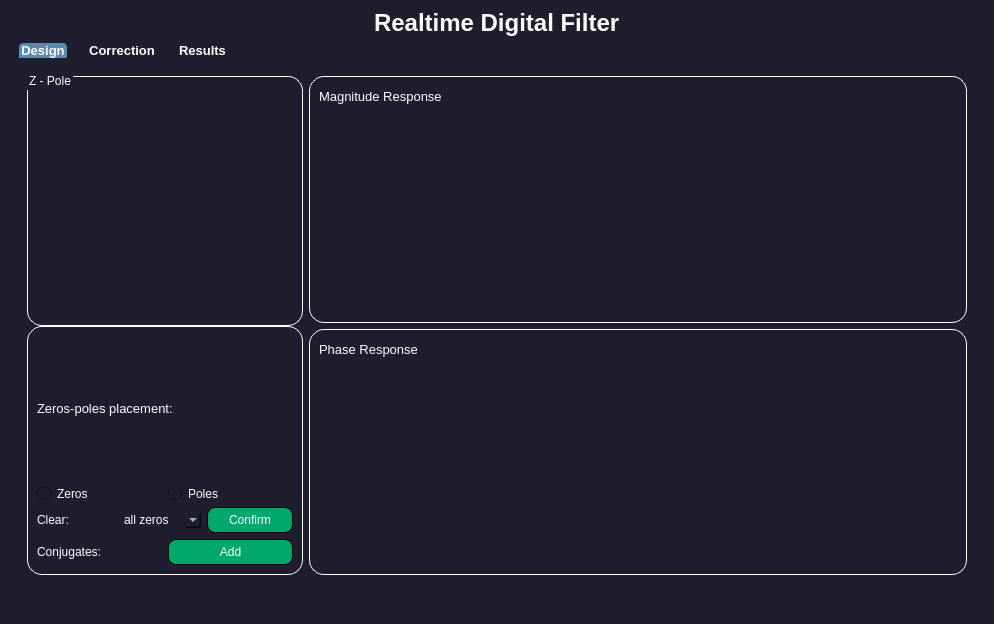
Above: GUI.ui from tahaaa22/Realtime-filter before the change. Below: the same form after it.
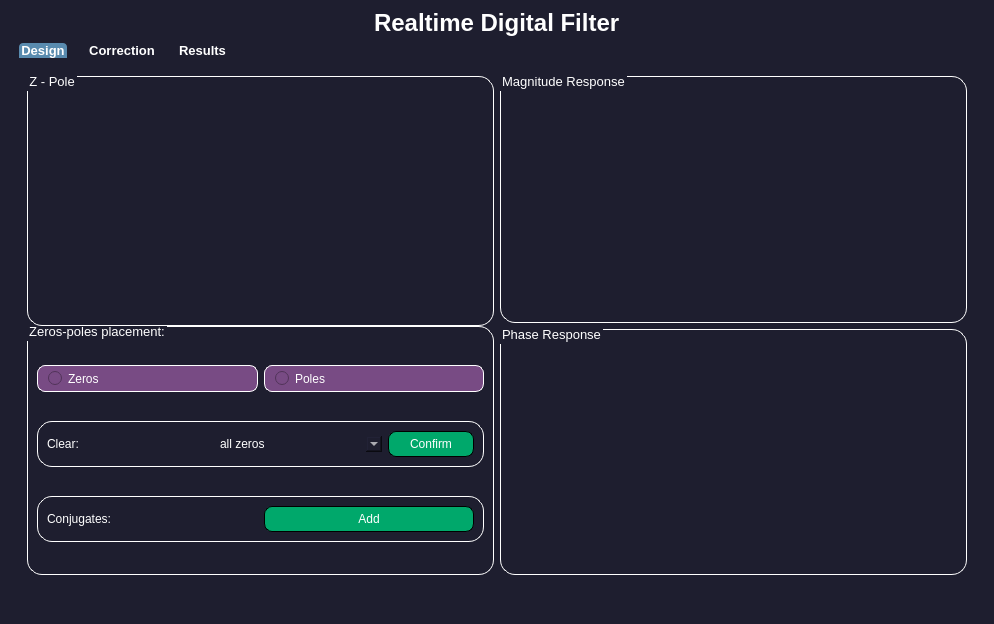
That is the form after the change. The open tabs and pages were chosen to show the change. Icons and pictures are not drawn. Custom widgets are drawn as their Qt base class.

The edit to the form file:
```diff
--- a/GUI.ui
+++ b/GUI.ui
@@ -562,6 +562,11 @@
                  <height>16777215</height>
                 </size>
                </property>
+               <property name="font">
+                <font>
+                 <pointsize>10</pointsize>
+                </font>
+               </property>
                <property name="styleSheet">
                 <string notr="true">QGroupBox {
 background-color: #1e1e2f;
@@ -632,10 +637,15 @@
                </property>
                <property name="maximumSize">
                 <size>
-                 <width>16777213</width>
+                 <width>800</width>
                  <height>16777215</height>
                 </size>
                </property>
+               <property name="font">
+                <font>
+                 <pointsize>10</pointsize>
+                </font>
+               </property>
                <property name="styleSheet">
                 <string notr="true">QGroupBox {
 background-color: #1e1e2f;
@@ -650,23 +660,43 @@
     color: rgb(255, 255, 255);
 }</string>
                </property>
-               <layout class="QGridLayout" name="gridLayout_9">
-                <item row="0" column="0">
-                 <widget class="QLabel" name="label_5">
-                  <property name="font">
-                   <font>
-                    <pointsize>10</pointsize>
-                   </font>
-                  </property>
-                  <property name="text">
+               <property name="title">
                    <string>Zeros-poles placement:</string>
                   </property>
-                 </widget>
+               <layout class="QGridLayout" name="gridLayout_9">
+                <item row="0" column="0">
+                 <layout class="QHBoxLayout" name="horizontalLayout_6">
+                  <item>
+                   <spacer name="horizontalSpacer_12">
+                    <property name="orientation">
+                     <enum>Qt::Horizontal</enum>
+                    </property>
+                    <property name="sizeType">
+                     <enum>QSizePolicy::Maximum</enum>
+                    </property>
+                    <property name="sizeHint" stdset="0">
+                     <size>
+                      <width>40</width>
+                      <height>6</height>
+                     </size>
+                    </property>
+                   </spacer>
+                  </item>
+                 </layout>
                 </item>
                 <item row="1" column="0">
                  <layout class="QHBoxLayout" name="horizontalLayout_5">
                   <item>
                    <widget class="QRadioButton" name="zeros_radioButton">
+                    <property name="styleSheet">
+                     <string notr="true">background-color: #784B84;
+      color: white;
+      border: none;
+      padding: 5px 10px;
+     border: 1.2px solid white;
+border-style: outset;
+border-radius: 8px;</string>
+                    </property>
                     <property name="text">
                      <string>Zeros</string>
                     </property>
@@ -674,6 +704,15 @@
                   </item>
                   <item>
                    <widget class="QRadioButton" name="pole_radioButton">
+                    <property name="styleSheet">
+                     <string notr="true">background-color: #784B84;
+      color: white;
+      border: none;
+      padding: 5px 10px;
+     border: 1.2px solid white;
+border-style: outset;
+border-radius: 8px;</string>
+                    </property>
                     <property name="text">
                      <string>Poles</string>
                     </property>
@@ -682,6 +721,25 @@
                  </layout>
                 </item>
                 <item row="2" column="0">
+                 <widget class="QGroupBox" name="">
+                  <property name="sizePolicy">
+                   <sizepolicy hsizetype="Preferred" vsizetype="Fixed">
+                    <horstretch>0</horstretch>
+                    <verstretch>0</verstretch>
+                   </sizepolicy>
+                  </property>
+                  <property name="styleSheet">
+                   <string notr="true">QGroupBox {
+background-color: #1e1e2f;
+}
+background-color: #784B84;
+      color: white;
+      border: none;
+      padding: 5px 10px;
+     border: 1.2px solid white;
+border-style: outset;
+border-radius: 8px;</string>
+                  </property>
                  <layout class="QHBoxLayout" name="horizontalLayout_9">
                   <item>
                    <layout class="QHBoxLayout" name="horizontalLayout_4">
@@ -750,8 +808,16 @@
                    </widget>
                   </item>
                  </layout>
+                 </widget>
                 </item>
                 <item row="3" column="0">
+                 <widget class="QGroupBox" name="">
+                  <property name="sizePolicy">
+                   <sizepolicy hsizetype="Preferred" vsizetype="Fixed">
+                    <horstretch>0</horstretch>
+                    <verstretch>0</verstretch>
+                   </sizepolicy>
+                  </property>
                  <layout class="QHBoxLayout" name="horizontalLayout_8">
                   <item>
                    <widget class="QLabel" name="label_9">
@@ -777,6 +843,7 @@
                    </widget>
                   </item>
                  </layout>
+                 </widget>
                 </item>
                </layout>
               </widget>
@@ -788,11 +855,16 @@
              <item>
               <widget class="QGroupBox" name="magBox">
                <property name="sizePolicy">
-                <sizepolicy hsizetype="Expanding" vsizetype="Preferred">
+                <sizepolicy hsizetype="Preferred" vsizetype="Preferred">
                  <horstretch>0</horstretch>
                  <verstretch>0</verstretch>
                 </sizepolicy>
                </property>
+               <property name="font">
+                <font>
+                 <pointsize>10</pointsize>
+                </font>
+               </property>
                <property name="styleSheet">
                 <string notr="true">QGroupBox {
 background-color: #1e1e2f;
@@ -807,21 +879,12 @@
     color: rgb(255, 255, 255);
 }</string>
                </property>
+               <property name="title">
+                <string>Magnitude Response</string>
+               </property>
                <layout class="QVBoxLayout" name="verticalLayout">
                 <item>
                  <layout class="QHBoxLayout" name="horizontalLayout">
-                  <item>
-                   <widget class="QLabel" name="label_2">
-                    <property name="font">
-                     <font>
-                      <pointsize>10</pointsize>
-                     </font>
-                    </property>
-                    <property name="text">
-                     <string>Magnitude Response</string>
-                    </property>
-                   </widget>
-                  </item>
                   <item>
                    <spacer name="horizontalSpacer_2">
                     <property name="orientation">
@@ -833,7 +896,7 @@
                     <property name="sizeHint" stdset="0">
                      <size>
                       <width>88</width>
-                      <height>20</height>
+                      <height>6</height>
                      </size>
                     </property>
                    </spacer>
@@ -841,7 +904,14 @@
                  </layout>
                 </item>
                 <item>
-                 <widget class="PlotWidget" name="Magnitude_graph"/>
+                 <widget class="PlotWidget" name="Magnitude_graph">
+                  <property name="sizePolicy">
+                   <sizepolicy hsizetype="Preferred" vsizetype="Preferred">
+                    <horstretch>0</horstretch>
+                    <verstretch>0</verstretch>
+                   </sizepolicy>
+                  </property>
+                 </widget>
                 </item>
                </layout>
               </widget>
@@ -849,11 +919,16 @@
              <item>
               <widget class="QGroupBox" name="phasebox">
                <property name="sizePolicy">
-                <sizepolicy hsizetype="Expanding" vsizetype="Expanding">
+                <sizepolicy hsizetype="Preferred" vsizetype="Preferred">
                  <horstretch>0</horstretch>
                  <verstretch>0</verstretch>
                 </sizepolicy>
                </property>
+               <property name="font">
+                <font>
+                 <pointsize>10</pointsize>
+                </font>
+               </property>
                <property name="styleSheet">
                 <string notr="true">QGroupBox {
 background-color: #1e1e2f;
@@ -868,21 +943,12 @@
     color: rgb(255, 255, 255);
 }</string>
                </property>
+               <property name="title">
+                <string>Phase Response</string>
+               </property>
                <layout class="QVBoxLayout" name="verticalLayout_6">
                 <item>
                  <layout class="QHBoxLayout" name="horizontalLayout_3">
-                  <item>
-                   <widget class="QLabel" name="label_4">
-                    <property name="font">
-                     <font>
-                      <pointsize>10</pointsize>
-                     </font>
-                    </property>
-                    <property name="text">
-                     <string>Phase Response</string>
-                    </property>
-                   </widget>
-                  </item>
                   <item>
                    <spacer name="horizontalSpacer_3">
                     <property name="orientation">
@@ -894,7 +960,7 @@
                     <property name="sizeHint" stdset="0">
                      <size>
                       <width>118</width>
-                      <height>20</height>
+                      <height>6</height>
                      </size>
                     </property>
                    </spacer>
@@ -902,7 +968,14 @@
                  </layout>
                 </item>
                 <item>
-                 <widget class="PlotWidget" name="Phase_graph"/>
+                 <widget class="PlotWidget" name="Phase_graph">
+                  <property name="sizePolicy">
+                   <sizepolicy hsizetype="Preferred" vsizetype="Preferred">
+                    <horstretch>0</horstretch>
+                    <verstretch>0</verstretch>
+                   </sizepolicy>
+                  </property>
+                 </widget>
                 </item>
                </layout>
               </widget>
```
Left out of the diff: 37 changed lines with no effect on the pictures. Lines whose indentation alone changed are shown as unchanged.
